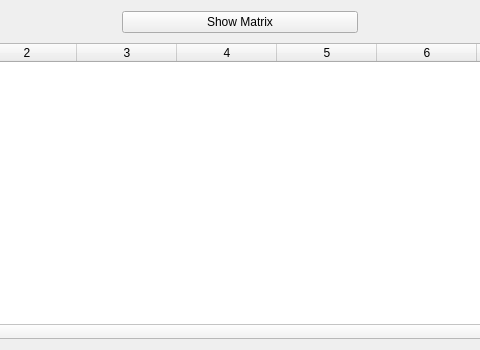
Old version of the form ui/page/Matrix.ui in the repository JoelZhu/CANTool; both pictures show x 135 to 615 and y 0 to 350 of the 750 by 350 pixel window.
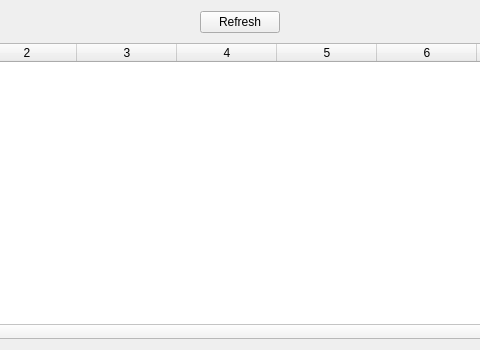
New version of the form.

The edit to the form file:
```diff
--- a/ui/page/Matrix.ui
+++ b/ui/page/Matrix.ui
@@ -19,8 +19,8 @@
             </property>
 
             <!-- 第 0 行：刷新按钮 -->
-            <item row="0" column="1">
-                <widget class="QPushButton" name="btnRefresh" alignment="Qt::AlignHCenter">
+            <item row="0" column="0" colspan="8" alignment="Qt::AlignHCenter">
+                <widget class="QPushButton" name="btnRefresh">
                     <property name="sizePolicy">
                         <sizepolicy hsizetype="Preferred" vsizetype="Fixed">
                             <horstretch>0</horstretch>
@@ -28,13 +28,13 @@
                         </sizepolicy>
                     </property>
                     <property name="text">
-                        <string>Show Matrix</string>
+                        <string>Refresh</string>
                     </property>
                 </widget>
             </item>
 
             <!-- 第 1 行：矩阵 -->
-            <item row="1" column="0" colspan="3">
+            <item row="1" column="0" colspan="8">
                 <widget class="QTableWidget" name="tableMatrix">
                     <property name="rowCount">
                         <number>0</number>
```
